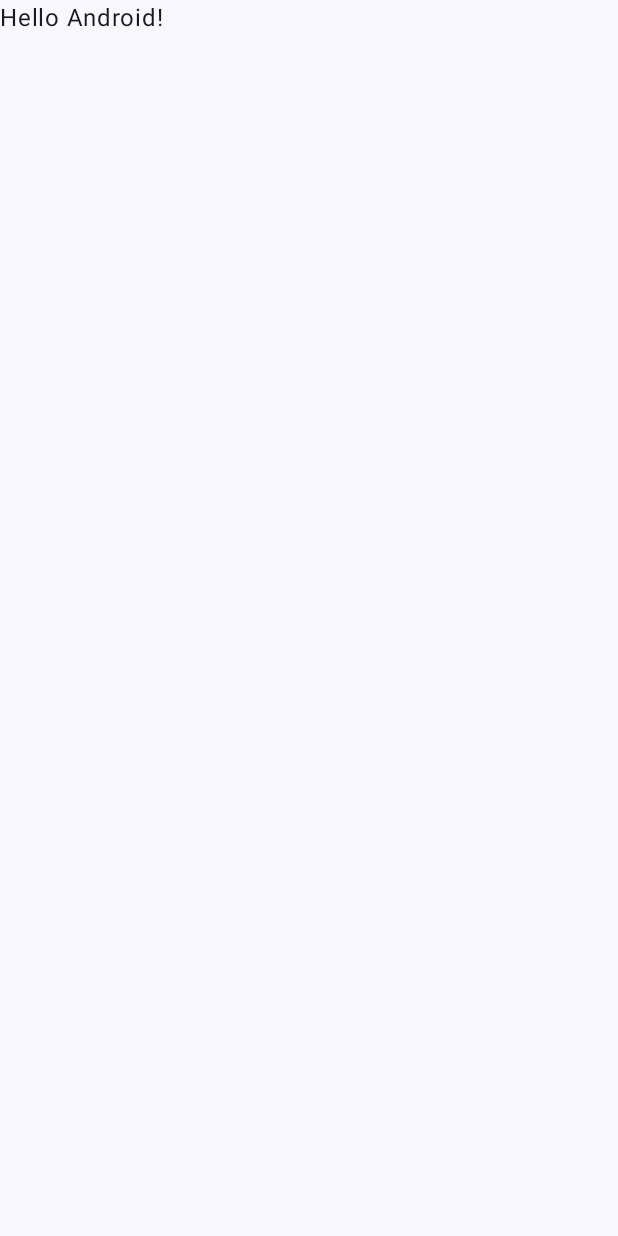
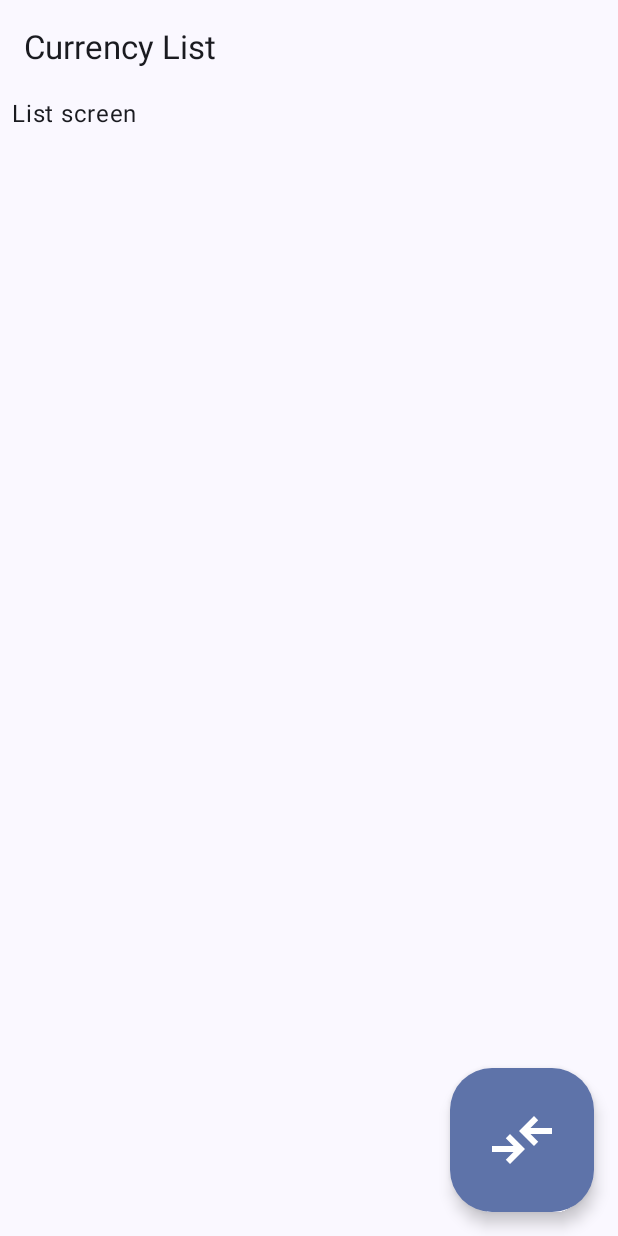
Before and after one commit to sreimler/currencyconverter, an Android app built with Jetpack Compose: the screen it shows after launch (MainActivity), on a phone screen of 412 x 824 dp. Before the commit the screen is almost empty. Run offline under Robolectric (Android 15) with nearby library versions, the phone set to English and light mode, and no system bars.

Commit message:
#5 Set up scaffold, app bar and fab as well as list and converter screens

```diff
--- a/app/src/main/java/com/sreimler/currencyconverter/MainActivity.kt
+++ b/app/src/main/java/com/sreimler/currencyconverter/MainActivity.kt
@@ -3,13 +3,24 @@ package com.sreimler.currencyconverter
 import android.os.Bundle
 import androidx.activity.ComponentActivity
 import androidx.activity.compose.setContent
+import androidx.annotation.StringRes
 import androidx.compose.foundation.layout.fillMaxSize
+import androidx.compose.foundation.layout.padding
+import androidx.compose.material3.ExperimentalMaterial3Api
+import androidx.compose.material3.Icon
+import androidx.compose.material3.LargeFloatingActionButton
 import androidx.compose.material3.MaterialTheme
+import androidx.compose.material3.Scaffold
 import androidx.compose.material3.Surface
 import androidx.compose.material3.Text
+import androidx.compose.material3.TopAppBar
 import androidx.compose.runtime.Composable
 import androidx.compose.ui.Modifier
+import androidx.compose.ui.res.painterResource
+import androidx.compose.ui.res.stringResource
 import androidx.compose.ui.tooling.preview.Preview
+import androidx.compose.ui.unit.dp
+import com.sreimler.currencyconverter.ui.screens.ListScreen
 import com.sreimler.currencyconverter.ui.theme.CurrencyConverterTheme
 
 class MainActivity : ComponentActivity() {
@@ -17,27 +28,64 @@ class MainActivity : ComponentActivity() {
         super.onCreate(savedInstanceState)
         setContent {
             CurrencyConverterTheme {
-                // A surface container using the 'background' color from the theme
                 Surface(modifier = Modifier.fillMaxSize(), color = MaterialTheme.colorScheme.background) {
-                    Greeting("Android")
+                    CurrencyConversionApp()
                 }
             }
         }
     }
 }
 
+enum class CurrencyConverterScreen(@StringRes val title: Int) {
+    List(title = R.string.currency_list),
+    Converter(title = R.string.app_name)
+}
+
 @Composable
-fun Greeting(name: String, modifier: Modifier = Modifier) {
-    Text(
-        text = "Hello $name!",
-        modifier = modifier
-    )
+fun CurrencyConversionApp() {
+    // TODO: create viewmodel
+    // TODO: set up nav controller and host
+    val currentScreen = CurrencyConverterScreen.List
+    Scaffold(
+        topBar = { CurrencyConverterTopBar(currentScreen) },
+        floatingActionButton = {
+            if (currentScreen.name == CurrencyConverterScreen.List.name) ConverterFab(onClick = {})
+        }
+    ) {
+        // TODO: define routes for navhost
+        Surface(
+            modifier = Modifier
+                .fillMaxSize()
+                .padding(it)
+                .padding(horizontal = 8.dp)
+        ) {
+            ListScreen()
+        }
+    }
+}
+
+@OptIn(ExperimentalMaterial3Api::class)
+@Composable
+fun CurrencyConverterTopBar(currentScreen: CurrencyConverterScreen) {
+    TopAppBar(title = { Text(text = stringResource(currentScreen.title)) })
+}
+
+@Composable
+fun ConverterFab(onClick: () -> Unit) {
+    LargeFloatingActionButton(
+        onClick = { onClick() }
+    ) {
+        Icon(
+            painter = painterResource(id = R.drawable.compare_arrow), contentDescription = stringResource
+                (id = R.string.currency_conversion)
+        )
+    }
 }
 
 @Preview(showBackground = true)
 @Composable
 fun GreetingPreview() {
     CurrencyConverterTheme {
-        Greeting("Android")
+        CurrencyConversionApp()
     }
 }
--- /dev/null
+++ b/app/src/main/java/com/sreimler/currencyconverter/ui/screens/ConverterScreen.kt
@@ -0,0 +1,14 @@
+package com.sreimler.currencyconverter.ui.screens
+
+import androidx.compose.material3.Surface
+import androidx.compose.material3.Text
+import androidx.compose.runtime.Composable
+import androidx.compose.ui.Modifier
+
+@Composable
+fun ConversionScreen(modifier: Modifier = Modifier) {
+    Surface(modifier = modifier) {
+        // TODO: implement conversion screen
+        Text(text = "Conversion screen")
+    }
+}
--- /dev/null
+++ b/app/src/main/java/com/sreimler/currencyconverter/ui/screens/ListScreen.kt
@@ -0,0 +1,14 @@
+package com.sreimler.currencyconverter.ui.screens
+
+import androidx.compose.material3.Surface
+import androidx.compose.material3.Text
+import androidx.compose.runtime.Composable
+import androidx.compose.ui.Modifier
+
+@Composable
+fun ListScreen(modifier: Modifier = Modifier) {
+    Surface(modifier = modifier) {
+        // TODO: display list of currencies
+        Text(text = "List screen")
+    }
+}
--- /dev/null
+++ b/app/src/main/res/drawable/compare_arrow.xml
@@ -0,0 +1,13 @@
+<vector xmlns:android="http://schemas.android.com/apk/res/android"
+    android:autoMirrored="true"
+    android:height="48dp"
+    android:tint="#000000"
+    android:viewportHeight="960"
+    android:viewportWidth="960"
+    android:width="48dp">
+
+    <path
+        android:fillColor="@android:color/white"
+        android:pathData="M320,800L264,743L367,640L80,640L80,560L367,560L264,457L320,400L520,600L320,800ZM640,560L440,360L640,160L696,217L593,320L880,320L880,400L593,400L696,503L640,560Z" />
+
+</vector>
--- a/app/src/main/res/values/strings.xml
+++ b/app/src/main/res/values/strings.xml
@@ -1,3 +1,6 @@
 <resources>
     <string name="app_name">Currency Converter</string>
+    <string name="currency_list">Currency List</string>
+    <string name="currency_conversion">Currency Conversion</string>
+    <string name="convert">Convert</string>
 </resources>
```
